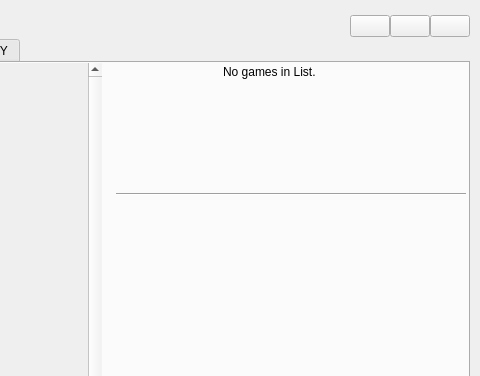
Qt form mainwindow.ui (FusionLauncher/FusionClient) before a commit; both pictures show x 230 to 710 and y 0 to 376 of the 710 by 470 pixel window.
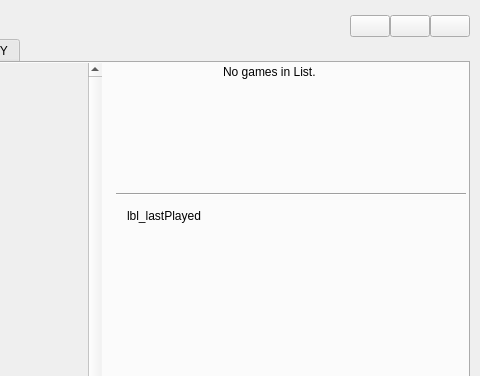
The same form after that commit. Icons and pictures are not drawn.

Commit message: Add Label for lastPlayed

```diff
--- a/mainwindow.ui
+++ b/mainwindow.ui
@@ -427,7 +427,30 @@
                <number>0</number>
               </property>
               <item>
-               <widget class="QWidget" name="w_mainInfo" native="true"/>
+               <widget class="QWidget" name="w_mainInfo" native="true">
+                <layout class="QVBoxLayout" name="verticalLayout_2">
+                 <item>
+                  <widget class="QLabel" name="lbl_lastPlayed">
+                   <property name="text">
+                    <string>lbl_lastPlayed</string>
+                   </property>
+                  </widget>
+                 </item>
+                 <item>
+                  <spacer name="verticalSpacer_4">
+                   <property name="orientation">
+                    <enum>Qt::Vertical</enum>
+                   </property>
+                   <property name="sizeHint" stdset="0">
+                    <size>
+                     <width>20</width>
+                     <height>158</height>
+                    </size>
+                   </property>
+                  </spacer>
+                 </item>
+                </layout>
+               </widget>
               </item>
               <item>
                <widget class="QWidget" name="w_sidebar" native="true">
```
The commit also changes 1 other file.
